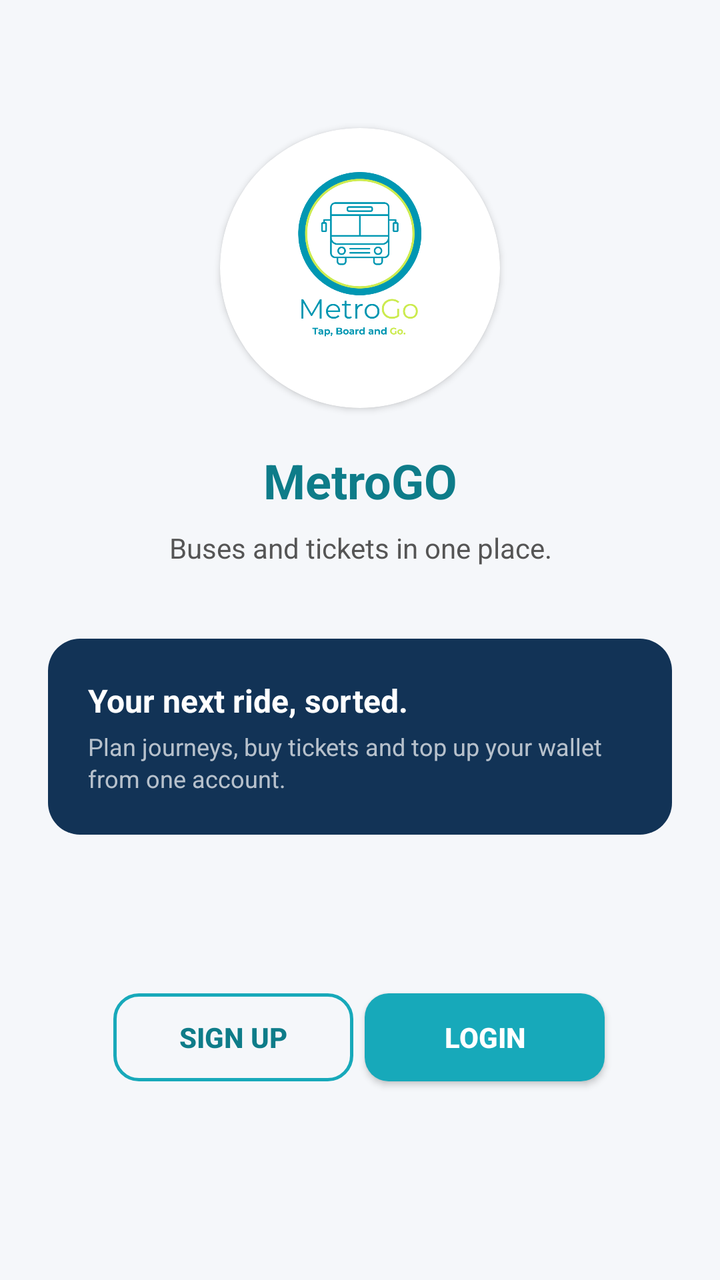
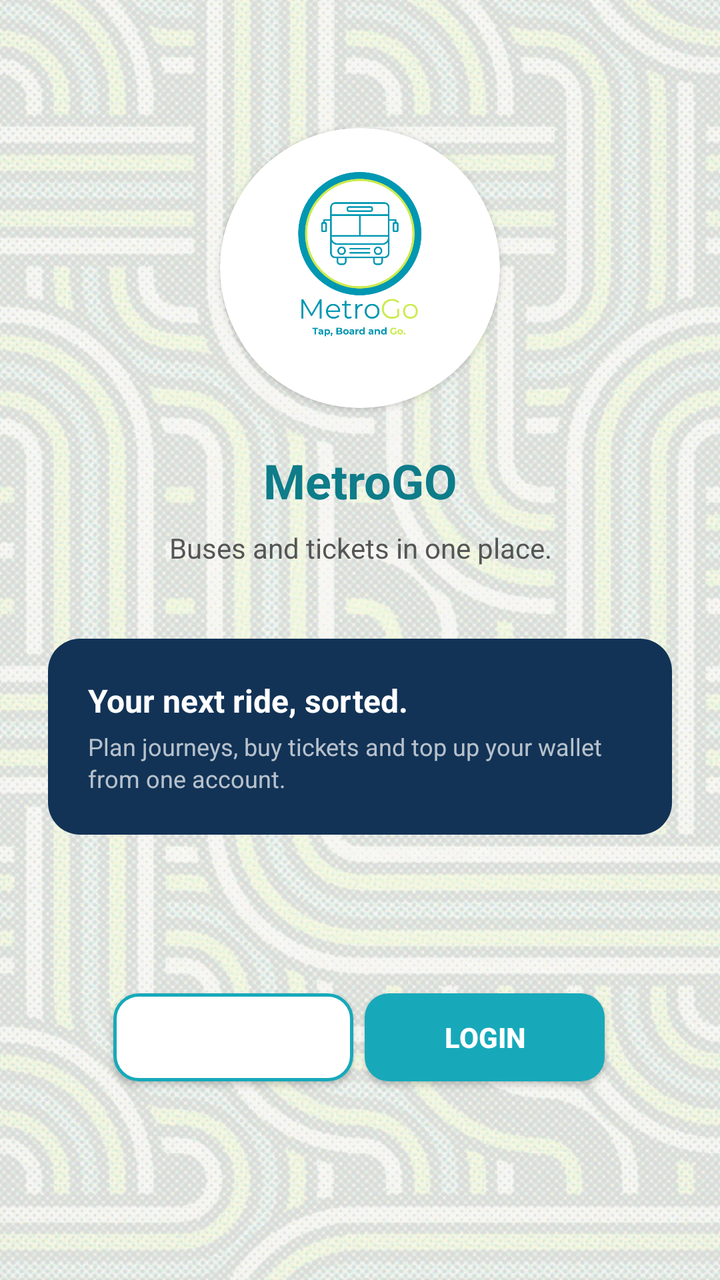

Compare the two renders of this Android layout. The source of the first and the diff that turns it into the second are given below.
<!-- AndroidManifest.xml: application theme Theme.MetroGO -->
<!-- res/layout/activity_main.xml -->
<?xml version="1.0" encoding="utf-8"?>
<androidx.constraintlayout.widget.ConstraintLayout xmlns:android="http://schemas.android.com/apk/res/android"
    xmlns:app="http://schemas.android.com/apk/res-auto"
    xmlns:tools="http://schemas.android.com/tools"
    android:id="@+id/main"
    android:layout_width="match_parent"
    android:layout_height="match_parent"
    android:background="@color/app_background"
    tools:context=".MainActivity">

    <androidx.core.widget.NestedScrollView
        android:id="@+id/scrollContent"
        android:layout_width="0dp"
        android:layout_height="0dp"
        android:fillViewport="true"
        app:layout_constraintTop_toTopOf="parent"
        app:layout_constraintBottom_toBottomOf="parent"
        app:layout_constraintStart_toStartOf="parent"
        app:layout_constraintEnd_toEndOf="parent">

        <androidx.constraintlayout.widget.ConstraintLayout
            android:layout_width="match_parent"
            android:layout_height="match_parent">

            <androidx.cardview.widget.CardView
                android:id="@+id/imageCard"
                android:layout_width="140dp"
                android:layout_height="140dp"
                android:layout_marginTop="64dp"
                app:cardBackgroundColor="@color/white"
                app:cardCornerRadius="70dp"
                app:cardElevation="2dp"
                app:cardPreventCornerOverlap="false"
                app:layout_constraintTop_toTopOf="parent"
                app:layout_constraintStart_toStartOf="parent"
                app:layout_constraintEnd_toEndOf="parent">

                <ImageView
                    android:id="@+id/imageView"
                    android:layout_width="match_parent"
                    android:layout_height="match_parent"
                    android:padding="16dp"
                    android:scaleType="centerCrop"
                    android:contentDescription="MetroGO Logo"
                    app:srcCompat="@drawable/metro" />

            </androidx.cardview.widget.CardView>

            <TextView
                android:id="@+id/textView"
                android:layout_width="wrap_content"
                android:layout_height="wrap_content"
                android:layout_marginTop="20dp"
                android:text="MetroGO"
                android:textColor="@color/teal_dark"
                android:textSize="24sp"
                android:textStyle="bold"
                app:layout_constraintEnd_toEndOf="parent"
                app:layout_constraintStart_toStartOf="parent"
                app:layout_constraintTop_toBottomOf="@+id/imageCard" />

            <TextView
                android:id="@+id/textView2"
                android:layout_width="0dp"
                android:layout_height="wrap_content"
                android:layout_marginStart="48dp"
                android:layout_marginTop="8dp"
                android:layout_marginEnd="48dp"
                android:gravity="center"
                android:text="Buses and tickets in one place."
                android:textColor="@color/text_gray"
                android:textSize="14sp"
                android:lineSpacingExtra="3dp"
                app:layout_constraintEnd_toEndOf="parent"
                app:layout_constraintStart_toStartOf="parent"
                app:layout_constraintTop_toBottomOf="@+id/textView" />

            <androidx.constraintlayout.widget.ConstraintLayout
                android:id="@+id/welcomeCard"
                android:layout_width="0dp"
                android:layout_height="wrap_content"
                android:layout_marginStart="24dp"
                android:layout_marginTop="36dp"
                android:layout_marginEnd="24dp"
                android:background="@drawable/bg_card_dark"
                android:padding="20dp"
                app:layout_constraintTop_toBottomOf="@id/textView2"
                app:layout_constraintStart_toStartOf="parent"
                app:layout_constraintEnd_toEndOf="parent">

                <TextView
                    android:id="@+id/tvWelcomeHeadline"
                    android:layout_width="0dp"
                    android:layout_height="wrap_content"
                    android:text="Your next ride, sorted."
                    android:textColor="@color/white"
                    android:textSize="16sp"
                    android:textStyle="bold"
                    app:layout_constraintStart_toStartOf="parent"
                    app:layout_constraintEnd_toEndOf="parent"
                    app:layout_constraintTop_toTopOf="parent" />

                <TextView
                    android:id="@+id/tvWelcomeSub"
                    android:layout_width="0dp"
                    android:layout_height="wrap_content"
                    android:layout_marginTop="4dp"
                    android:alpha="0.7"
                    android:text="Plan journeys, buy tickets and top up your wallet from one account."
                    android:textColor="@color/white"
                    android:textSize="12sp"
                    android:lineSpacingExtra="2dp"
                    app:layout_constraintStart_toStartOf="parent"
                    app:layout_constraintEnd_toEndOf="parent"
                    app:layout_constraintTop_toBottomOf="@id/tvWelcomeHeadline" />

            </androidx.constraintlayout.widget.ConstraintLayout>

            <Button
                android:id="@+id/SignUpbutton"
                android:layout_width="120dp"
                android:layout_height="44dp"
                android:layout_marginStart="51dp"
                android:layout_marginTop="28dp"
                android:layout_marginBottom="48dp"
                android:background="@drawable/bg_button_outline_teal"
                android:text="SIGN UP"
                android:textAllCaps="false"
                android:textColor="@color/teal_dark"
                android:textSize="14sp"
                android:textStyle="bold"
                app:layout_constraintBottom_toBottomOf="parent"
                app:layout_constraintEnd_toStartOf="@+id/LoginButton"
                app:layout_constraintStart_toStartOf="parent"
                app:layout_constraintTop_toBottomOf="@+id/welcomeCard" />

            <Button
                android:id="@+id/LoginButton"
                android:layout_width="120dp"
                android:layout_height="44dp"
                android:layout_marginEnd="52dp"
                android:background="@drawable/bg_button_teal"
                android:text="LOGIN"
                android:textAllCaps="false"
                android:textColor="@color/white"
                android:textSize="14sp"
                android:textStyle="bold"
                app:layout_constraintEnd_toEndOf="parent"
                app:layout_constraintStart_toEndOf="@+id/SignUpbutton"
                app:layout_constraintTop_toTopOf="@+id/SignUpbutton" />

        </androidx.constraintlayout.widget.ConstraintLayout>
    </androidx.core.widget.NestedScrollView>

</androidx.constraintlayout.widget.ConstraintLayout>
<!-- resources referenced by this layout -->
<resources>
  <color name="app_background">#F5F7FA</color>
  <color name="teal_dark">#0E7C89</color>
  <color name="text_gray">#555555</color>
  <color name="white">#FFFFFFFF</color>
  <!-- drawable bg_button_outline_teal (drawable) -->
  <?xml version="1.0" encoding="utf-8"?>
  <shape xmlns:android="http://schemas.android.com/apk/res/android" android:shape="rectangle">
      <solid android:color="@android:color/transparent" />
      <stroke android:width="1.5dp" android:color="@color/teal_primary" />
      <corners android:radius="12dp" />
  </shape>
  <!-- drawable bg_button_teal (drawable) -->
  <?xml version="1.0" encoding="utf-8"?>
  <shape xmlns:android="http://schemas.android.com/apk/res/android">
      <solid android:color="@color/teal_primary" />
      <corners android:radius="12dp" />
  </shape>
  <!-- drawable bg_card_dark (drawable) -->
  <?xml version="1.0" encoding="utf-8"?>
  <shape xmlns:android="http://schemas.android.com/apk/res/android">
      <solid android:color="#123356"/>
      <corners android:radius="16dp"/>
  </shape>
  <!-- drawable metro: png bitmap (drawable, 57958 bytes) -->
  <style name="Theme.MetroGO" parent="Base.Theme.MetroGO" />
  <color name="teal_primary">#17A9BA</color>
  <style name="Base.Theme.MetroGO" parent="Theme.Material3.DayNight.NoActionBar">
          
          
      </style>
</resources>

<!-- the commit's change to res/layout/activity_main.xml (unified diff, before → after) -->
@@ -7,6 +7,28 @@
     android:layout_height="match_parent"
     android:background="@color/app_background"
     tools:context=".MainActivity">
+
+    <ImageView
+        android:id="@+id/bgPattern"
+        android:layout_width="0dp"
+        android:layout_height="0dp"
+        android:importantForAccessibility="no"
+        android:scaleType="centerCrop"
+        android:src="@drawable/backgroundpattern"
+        app:layout_constraintTop_toTopOf="parent"
+        app:layout_constraintBottom_toBottomOf="parent"
+        app:layout_constraintStart_toStartOf="parent"
+        app:layout_constraintEnd_toEndOf="parent" />
+
+    <View
+        android:id="@+id/bgScrim"
+        android:layout_width="0dp"
+        android:layout_height="0dp"
+        android:background="#D9FFFFFF"
+        app:layout_constraintTop_toTopOf="parent"
+        app:layout_constraintBottom_toBottomOf="parent"
+        app:layout_constraintStart_toStartOf="parent"
+        app:layout_constraintEnd_toEndOf="parent" />
 
     <androidx.core.widget.NestedScrollView
         android:id="@+id/scrollContent"
@@ -126,7 +148,7 @@
                 android:background="@drawable/bg_button_outline_teal"
                 android:text="SIGN UP"
                 android:textAllCaps="false"
-                android:textColor="@color/teal_dark"
+                android:textColor="@color/white"
                 android:textSize="14sp"
                 android:textStyle="bold"
                 app:layout_constraintBottom_toBottomOf="parent"
<!-- resource entries referenced after the edit -->
@@ -4,10 +4,11 @@
   <color name="teal_dark">#0E7C89</color>
   <color name="text_gray">#555555</color>
   <color name="white">#FFFFFFFF</color>
+  <!-- drawable backgroundpattern: jpeg bitmap (drawable, 452590 bytes) -->
   <!-- drawable bg_button_outline_teal (drawable) -->
   <?xml version="1.0" encoding="utf-8"?>
   <shape xmlns:android="http://schemas.android.com/apk/res/android" android:shape="rectangle">
-      <solid android:color="@android:color/transparent" />
+      <solid android:color="@android:color/white" />
       <stroke android:width="1.5dp" android:color="@color/teal_primary" />
       <corners android:radius="12dp" />
   </shape>
